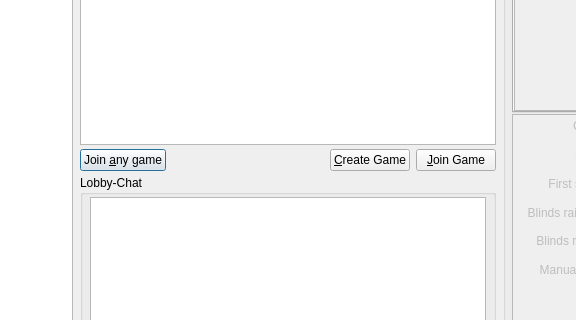
Old version of the form src/gui/qt/gamelobbydialog.ui in the repository pokerth/pokerth; both pictures show x 97 to 673 and y 136 to 456 of the 875 by 570 pixel window.
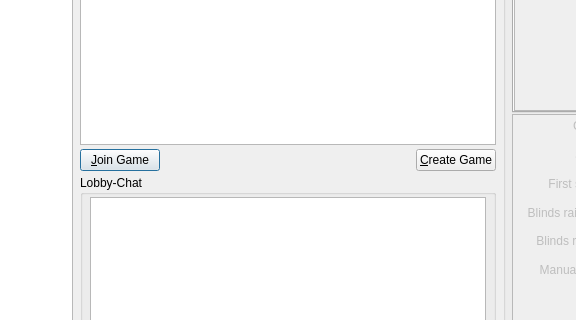
New version of the form. Icons and pictures are not drawn.

Commit message: remove join any game button - add spectator link to pokerth-live

```diff
--- a/src/gui/qt/gamelobbydialog.ui
+++ b/src/gui/qt/gamelobbydialog.ui
@@ -223,13 +223,20 @@
       <number>0</number>
      </property>
      <item>
-      <widget class="QPushButton" name="pushButton_joinAnyGame">
+      <widget class="QPushButton" name="pushButton_JoinGame">
        <property name="text">
-        <string>Join &amp;any game</string>
+        <string>&amp;Join Game</string>
        </property>
        <property name="icon">
         <iconset resource="resources/pokerth.qrc">
-         <normaloff>:/gfx/transform-rotate.png</normaloff>:/gfx/transform-rotate.png</iconset>
+         <normaloff>:/gfx/go-next-view.png</normaloff>:/gfx/go-next-view.png</iconset>
+       </property>
+      </widget>
+     </item>
+     <item>
+      <widget class="QLabel" name="label_spectate">
+       <property name="openExternalLinks">
+        <bool>true</bool>
        </property>
       </widget>
      </item>
@@ -260,17 +267,6 @@
        </property>
       </widget>
      </item>
-     <item>
-      <widget class="QPushButton" name="pushButton_JoinGame">
-       <property name="text">
-        <string>&amp;Join Game</string>
-       </property>
-       <property name="icon">
-        <iconset resource="resources/pokerth.qrc">
-         <normaloff>:/gfx/go-next-view.png</normaloff>:/gfx/go-next-view.png</iconset>
-       </property>
-      </widget>
-     </item>
     </layout>
    </item>
    <item row="3" column="1" rowspan="2">
```
Left out of the diff: 4 changed lines with no effect on the pictures. The commit also changes 3 other files.
